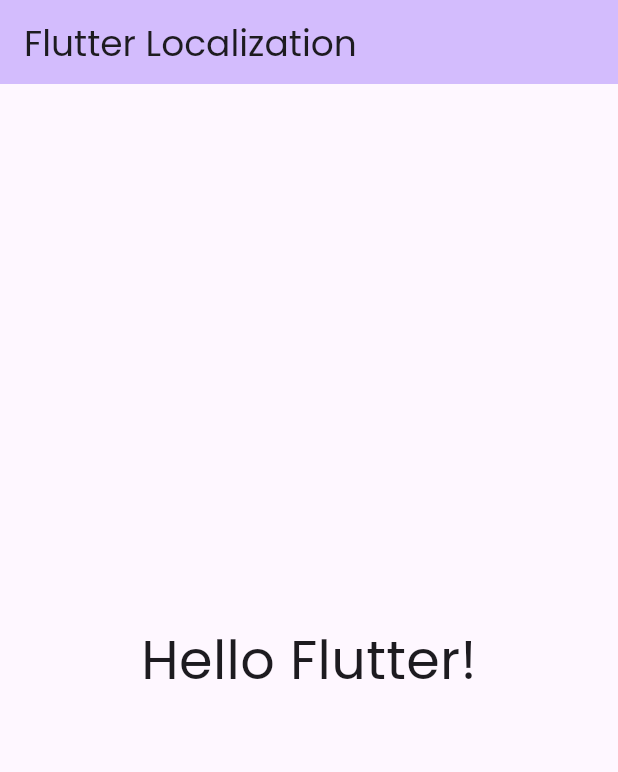
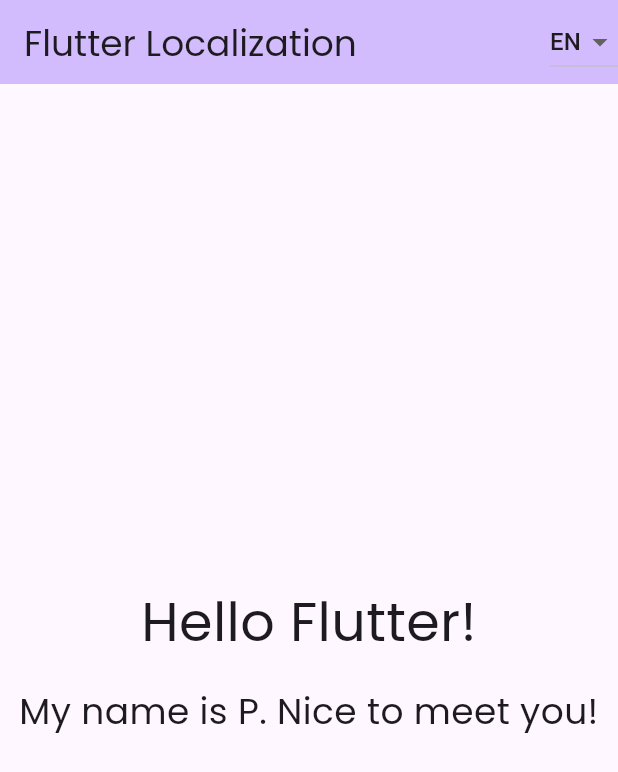
Before and after one commit to lindstorm76/flutter_localization, a Flutter app: the screen it shows after launch, on a phone screen of 412 x 824 dp. Shown: the top 772 px of the screen. Run offline on Flutter 3.47's test engine with Material 2 defaults, Android fonts, the phone set to English and light mode, and no system bars; our stand-ins replace easy_localization, google_fonts.

```diff
--- /dev/null
+++ b/assets/l10n/en.json
@@ -0,0 +1,4 @@
+{
+  "hello": "Hello",
+  "greet": "My name is {name}. Nice to meet you!"
+}
--- /dev/null
+++ b/assets/l10n/fr.json
@@ -0,0 +1,4 @@
+{
+  "hello": "Bonjour",
+  "greet": "Je m'appelle {name}. Ravi de vous rencontrer !"
+}
--- /dev/null
+++ b/assets/l10n/th.json
@@ -0,0 +1,4 @@
+{
+  "hello": "สวัสดี",
+  "greet": "เราชื่อ {name}. ยินดีที่ได้รู้จัก!"
+}
--- a/lib/main.dart
+++ b/lib/main.dart
@@ -1,8 +1,26 @@
 import 'package:flutter/material.dart';
 import 'package:google_fonts/google_fonts.dart';
+import 'package:easy_localization/easy_localization.dart';
+import 'src/constants/index.dart';
+import 'src/helper/index.dart';
 
-void main() {
-  runApp(const MyApp());
+void main() async {
+  WidgetsFlutterBinding.ensureInitialized();
+  await EasyLocalization.ensureInitialized();
+
+  runApp(
+    EasyLocalization(
+      supportedLocales:
+          Language.values.map((language) => Locale(language.name)).toList(),
+      // Local files
+      path: 'assets/l10n',
+      fallbackLocale: Locale(Language.en.name),
+      // For files on the internet
+      // path: '',
+      // assetLoader: const HttpAssetLoader(),
+      child: const MyApp(),
+    ),
+  );
 }
 
 class MyApp extends StatelessWidget {
@@ -11,6 +29,9 @@ class MyApp extends StatelessWidget {
   @override
   Widget build(BuildContext context) {
     return MaterialApp(
+      localizationsDelegates: context.localizationDelegates,
+      supportedLocales: context.supportedLocales,
+      locale: context.locale,
       title: 'Flutter Localization',
       theme: ThemeData(
         colorScheme: ColorScheme.fromSeed(seedColor: Colors.deepPurple),
@@ -31,8 +52,37 @@ class MyHomePage extends StatefulWidget {
 }
 
 class _MyHomePageState extends State<MyHomePage> {
+  Locale? currentLocale;
+
+  List<String> availableLanguages =
+      Language.values.map((language) => language.name).toList();
+
+  void initDeviceLocale(BuildContext context) {
+    Locale deviceLocale = Locale(context.deviceLocale.toString().split("_")[0]);
+    Locale? targetLocale;
+
+    if (currentLocale != null && currentLocale == deviceLocale) return;
+
+    if (context.supportedLocales.contains(deviceLocale)) {
+      targetLocale = deviceLocale;
+    } else {
+      targetLocale = Locale(Language.en.name);
+    }
+
+    context.setLocale(targetLocale);
+    setState(() {
+      currentLocale = targetLocale;
+    });
+  }
+
+  void toggleLanguage(BuildContext context, String? targetLanguage) {
+    context.setLocale(Locale(targetLanguage!));
+  }
+
   @override
   Widget build(BuildContext context) {
+    initDeviceLocale(context);
+
     return Scaffold(
       appBar: AppBar(
         backgroundColor: Theme.of(context).colorScheme.inversePrimary,
@@ -40,14 +90,46 @@ class _MyHomePageState extends State<MyHomePage> {
           widget.title,
           style: GoogleFonts.poppins(fontSize: 24),
         ),
+        actions: [
+          DropdownButton(
+            onChanged: (String? value) => toggleLanguage(context, value),
+            value: context.locale.toString(),
+            items: availableLanguages
+                .map(
+                  (languageCode) => DropdownMenuItem(
+                    value: languageCode,
+                    child: Text(languageCode.toUpperCase()),
+                  ),
+                )
+                .toList(),
+          ),
+        ],
       ),
-      body: Center(
-        child: Text(
-          'Hello Flutter!',
-          style: GoogleFonts.poppins(
-            fontSize: 36,
+      body: Column(
+        crossAxisAlignment: CrossAxisAlignment.center,
+        mainAxisAlignment: MainAxisAlignment.center,
+        children: [
+          Center(
+            child: Text(
+              '${tr('hello')} Flutter!',
+              style: GoogleFonts.poppins(
+                fontSize: 36,
+              ),
+            ),
           ),
-        ),
+          const SizedBox(
+            height: 16,
+          ),
+          Center(
+            child: Text(
+              'greet'.tr(namedArgs: {'name': 'P'}),
+              style: GoogleFonts.poppins(
+                fontSize: 24,
+              ),
+              textAlign: TextAlign.center,
+            ),
+          ),
+        ],
       ),
     );
   }
--- /dev/null
+++ b/lib/src/constants/index.dart
@@ -0,0 +1 @@
+export './language.constant.dart';
--- /dev/null
+++ b/lib/src/constants/language.constant.dart
@@ -0,0 +1 @@
+enum Language { en, th, fr }
--- /dev/null
+++ b/lib/src/helper/index.dart
@@ -0,0 +1 @@
+export './asset-loader.helper.dart';
--- a/pubspec.yaml
+++ b/pubspec.yaml
@@ -36,6 +36,7 @@ dependencies:
   # Use with the CupertinoIcons class for iOS style icons.
   cupertino_icons: ^1.0.2
   google_fonts: ^6.1.0
+  easy_localization: ^3.0.3
 
 dev_dependencies:
   flutter_test:
@@ -53,6 +54,8 @@ dev_dependencies:
 
 # The following section is specific to Flutter packages.
 flutter:
+  assets:
+    - assets/l10n/
 
   # The following line ensures that the Material Icons font is
   # included with your application, so that you can use the icons in
```
Also changed, not shown: lib/src/helper/asset-loader.helper.dart (added, +25 -0 lines), 2 other files.
